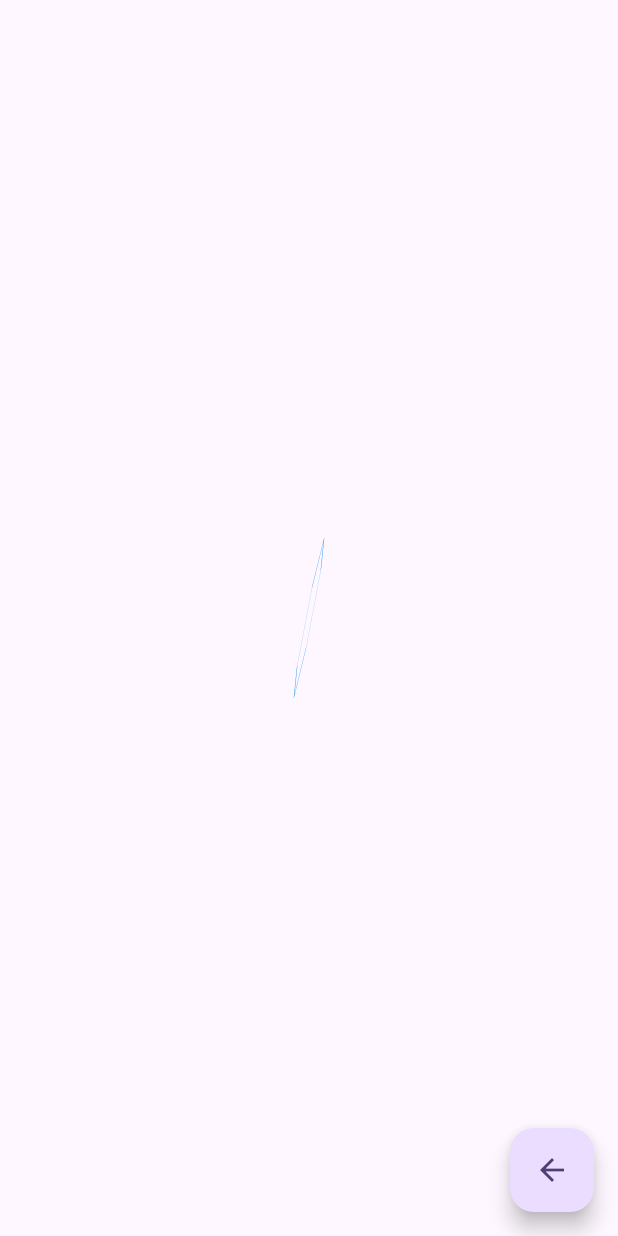
After one commit to Ninja260/flutter_animation_testing, a Flutter app: the screen it shows after launch, after a tap on "Custom painter polygon animation", on a phone screen of 412 x 824 dp. The commit adds this screen. Run offline on Flutter 3.47's test engine with Material 3 defaults, Android fonts, the phone set to English and light mode, and no system bars.

Commit message:
Shape shifting polygon animation

```diff
--- /dev/null
+++ b/lib/custom_painter_polygon_animation_page.dart
@@ -0,0 +1,178 @@
+import 'package:flutter/material.dart';
+import 'dart:math' show cos, sin, pi;
+
+class Polygon extends CustomPainter {
+  final int sides;
+
+  const Polygon({
+    required this.sides,
+  });
+
+  @override
+  void paint(Canvas canvas, Size size) {
+    final paint = Paint()
+      ..color = Colors.blue
+      ..style = PaintingStyle.stroke
+      ..strokeCap = StrokeCap.round
+      ..strokeWidth = 3;
+
+    final path = Path();
+
+    final center = Offset(size.width / 2, size.height / 2);
+    final angle = (2 * pi) / sides;
+
+    final angles = List.generate(
+      sides,
+      (i) => angle * i,
+      growable: false,
+    );
+
+    final radius = size.width / 2;
+
+    path.moveTo(
+      center.dx + radius * cos(0),
+      center.dy + radius * sin(0),
+    );
+
+    for (final angle in angles) {
+      path.lineTo(
+        center.dx + radius * cos(angle),
+        center.dy + radius * sin(angle),
+      );
+    }
+
+    path.close();
+
+    canvas.drawPath(path, paint);
+  }
+
+  @override
+  bool shouldRepaint(covariant CustomPainter oldDelegate) =>
+      oldDelegate is Polygon && oldDelegate.sides != sides;
+}
+
+class CustomPainterPolygonAnimationPage extends StatefulWidget {
+  const CustomPainterPolygonAnimationPage({super.key});
+
+  static const String route = '/custom-painter-ploygon-animation-page';
+
+  @override
+  State<CustomPainterPolygonAnimationPage> createState() =>
+      _CustomPainterPolygonAnimationPageState();
+}
+
+class _CustomPainterPolygonAnimationPageState
+    extends State<CustomPainterPolygonAnimationPage>
+    with TickerProviderStateMixin {
+  late AnimationController _sideController;
+  late Animation<int> _sideAnimation;
+
+  late AnimationController _radiusController;
+  late Animation<double> _radiusAnimation;
+
+  late AnimationController _rotationController;
+  late Animation<double> _rotationAnimation;
+
+  late Listenable _changeAnimationListener;
+
+  @override
+  void initState() {
+    super.initState();
+    _sideController = AnimationController(
+      vsync: this,
+      duration: const Duration(seconds: 3),
+    );
+    _sideAnimation = IntTween(
+      begin: 3,
+      end: 10,
+    ).animate(_sideController);
+
+    _radiusController = AnimationController(
+      vsync: this,
+      duration: const Duration(seconds: 3),
+    );
+    _radiusAnimation = Tween<double>(
+      begin: 20.0,
+      end: 400.0,
+    )
+        .chain(
+          CurveTween(
+            curve: Curves.bounceInOut,
+          ),
+        )
+        .animate(
+          _radiusController,
+        );
+
+    _rotationController = AnimationController(
+      vsync: this,
+      duration: const Duration(
+        seconds: 3,
+      ),
+    );
+    _rotationAnimation = Tween(
+      begin: 0.0,
+      end: 2 * pi,
+    )
+        .chain(
+          CurveTween(
+            curve: Curves.easeInOut,
+          ),
+        )
+        .animate(_rotationController);
+
+    _changeAnimationListener = Listenable.merge([
+      _sideController,
+      _radiusController,
+      _rotationController,
+    ]);
+  }
+
+  @override
+  void dispose() {
+    _sideController.dispose();
+    _radiusController.dispose();
+    _rotationController.dispose();
+    super.dispose();
+  }
+
+  @override
+  void didChangeDependencies() {
+    super.didChangeDependencies();
+    _sideController.repeat(reverse: true);
+    _radiusController.repeat(reverse: true);
+    _rotationController.repeat(reverse: true);
+  }
+
+  @override
+  Widget build(BuildContext context) {
+    return Scaffold(
+      body: Center(
+        child: Padding(
+          padding: const EdgeInsets.all(8.0),
+          child: AnimatedBuilder(
+            animation: _changeAnimationListener,
+            builder: (context, _) {
+              return Transform(
+                alignment: Alignment.center,
+                transform: Matrix4.identity()
+                  ..rotateX(_rotationAnimation.value)
+                  ..rotateY(_rotationAnimation.value)
+                  ..rotateZ(_rotationAnimation.value),
+                child: CustomPaint(
+                  painter: Polygon(
+                    sides: _sideAnimation.value,
+                  ),
+                  child: SizedBox(
+                    width: _radiusAnimation.value,
+                    height: _radiusAnimation.value,
+                  ),
+                ),
+              );
+            },
+          ),
+        ),
+      ),
+    );
+  }
+}
--- a/lib/main.dart
+++ b/lib/main.dart
@@ -2,6 +2,7 @@ import 'package:animation/animated_container_page.dart';
 import 'package:animation/circle_animation_page.dart';
 import 'package:animation/color_circle_page.dart';
 import 'package:animation/cube_3d_animation_page.dart';
+import 'package:animation/custom_painter_polygon_animation_page.dart';
 import 'package:animation/hero_animation_page.dart';
 import 'package:animation/my_home_page.dart';
 import 'package:animation/square_rotate_around_y_axis.dart';
@@ -60,7 +61,11 @@ class MyApp extends StatelessWidget {
             ),
         ColorCirclePage.route: (context) => const BackableWidget(
               child: ColorCirclePage(),
-            )
+            ),
+        CustomPainterPolygonAnimationPage.route: (context) =>
+            const BackableWidget(
+              child: CustomPainterPolygonAnimationPage(),
+            ),
       },
     );
   }
--- a/lib/my_home_page.dart
+++ b/lib/my_home_page.dart
@@ -2,6 +2,7 @@ import 'package:animation/animated_container_page.dart';
 import 'package:animation/circle_animation_page.dart';
 import 'package:animation/color_circle_page.dart';
 import 'package:animation/cube_3d_animation_page.dart';
+import 'package:animation/custom_painter_polygon_animation_page.dart';
 import 'package:animation/hero_animation_page.dart';
 import 'package:animation/square_rotate_around_y_axis.dart';
 import 'package:flutter/material.dart';
@@ -43,7 +44,11 @@ class MyHomePage extends StatelessWidget {
       Page(
         title: 'Color Circle Animation',
         route: ColorCirclePage.route,
-      )
+      ),
+      Page(
+        title: 'Custom painter polygon animation',
+        route: CustomPainterPolygonAnimationPage.route,
+      ),
     ];
 
     return SafeArea(
```
Also changed, not shown: 1 other file.
